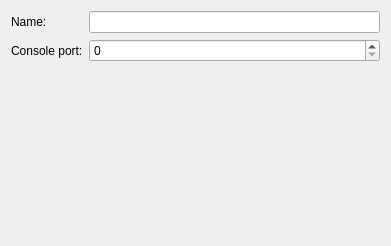
Old version of the form gns3/modules/vpcs/ui/vpcs_device_configuration_page.ui in the repository GNS3/gns3-gui.
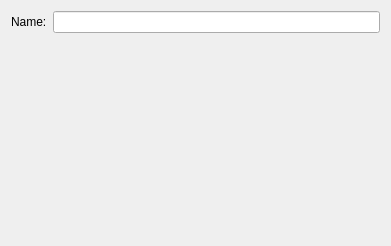
New version of the form.

Commit message: Remove manual console port choice. Fixes #1167.

```diff
--- a/gns3/modules/vpcs/ui/vpcs_device_configuration_page.ui
+++ b/gns3/modules/vpcs/ui/vpcs_device_configuration_page.ui
@@ -18,13 +18,6 @@
     <widget class="QLineEdit" name="uiNameLineEdit"/>
    </item>
    <item row="2" column="1">
-    <widget class="QSpinBox" name="uiConsolePortSpinBox">
-     <property name="maximum">
-      <number>65535</number>
-     </property>
-    </widget>
-   </item>
-   <item row="3" column="1">
     <spacer name="spacer">
      <property name="orientation">
       <enum>Qt::Vertical</enum>
@@ -37,13 +30,6 @@
      </property>
     </spacer>
    </item>
-   <item row="2" column="0">
-    <widget class="QLabel" name="uiConsolePortLabel">
-     <property name="text">
-      <string>Console port:</string>
-     </property>
-    </widget>
-   </item>
    <item row="0" column="0">
     <widget class="QLabel" name="uiNameLabel">
      <property name="text">
```
The commit also changes 20 other files.
